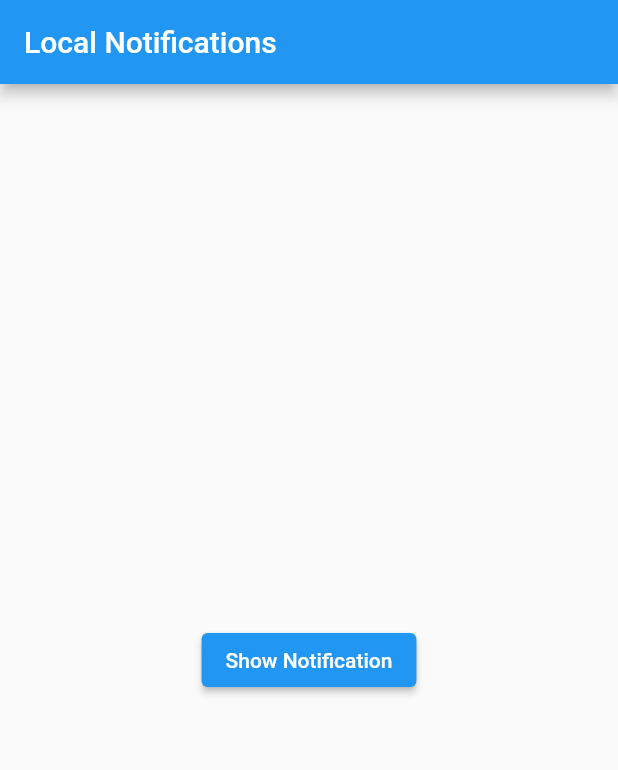
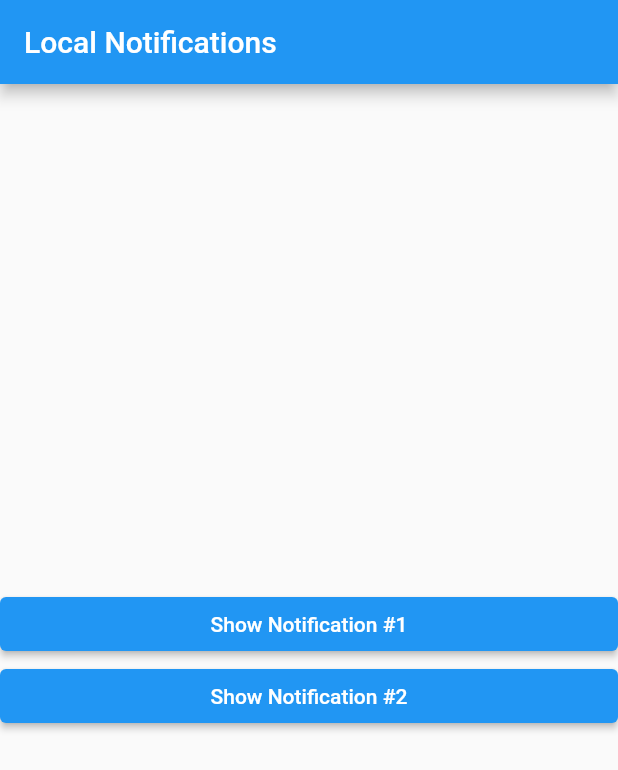
Before and after one commit to LeeQ19/example_local_notifications, a Flutter app: the screen it shows after launch, on a phone screen of 412 x 824 dp. Shown: the top 770 px of the screen. Run offline on Flutter 3.47's test engine with Material 2 defaults, Android fonts, the light colour scheme and no system bars; our stand-ins replace flutter_local_notifications, flutter_native_timezone, timezone; missing offline and left inert: flutter_app_badger.

Commit message:
add: notification #2

```diff
--- a/lib/main.dart
+++ b/lib/main.dart
@@ -98,15 +98,14 @@ class _MyHomePageState extends State<MyHomePage> with WidgetsBindingObserver {
   }
 
   Future<void> _registerMessage({
-    required int seconds,
-    required message,
+    required int id,
+    required String message,
   }) async {
-    final now = tz.TZDateTime.now(tz.local);
-    tz.TZDateTime scheduledDate = tz.TZDateTime.now(tz.local).add(Duration(seconds: seconds));
+    tz.TZDateTime scheduledDate = tz.TZDateTime.now(tz.local).add(const Duration(seconds: 5));
 
     await _flutterLocalNotificationsPlugin.zonedSchedule(
-      now.hashCode,
-      'flutter_local_notifications ${now.hashCode}',
+      id,
+      'Show Notification',
       message,
       scheduledDate,
       NotificationDetails(
@@ -135,19 +134,35 @@ class _MyHomePageState extends State<MyHomePage> with WidgetsBindingObserver {
       appBar: AppBar(
         title: const Text('Local Notifications'),
       ),
-      body: Center(
-        child: ElevatedButton(
+      body: Column(
+        mainAxisAlignment: MainAxisAlignment.center,
+        crossAxisAlignment: CrossAxisAlignment.stretch,
+        children: [
+          ElevatedButton(
             onPressed: () async {
               // await _cancelNotification();
               await _requestPermissions();
 
               await _registerMessage(
-              seconds: 5,
-              message: 'Hello, world!',
+                id: 1,
+                message: 'This notification occured by #1',
               );
             },
-          child: const Text('Show Notification'),
+            child: const Text('Show Notification #1'),
           ),
+          ElevatedButton(
+            onPressed: () async {
+              // await _cancelNotification();
+              await _requestPermissions();
+
+              await _registerMessage(
+                id: 2,
+                message: 'This notification occured by #2',
+              );
+            },
+            child: const Text('Show Notification #2'),
+          ),
+        ],
       ),
     );
   }
```
Lines whose indentation alone changed are shown as unchanged.
